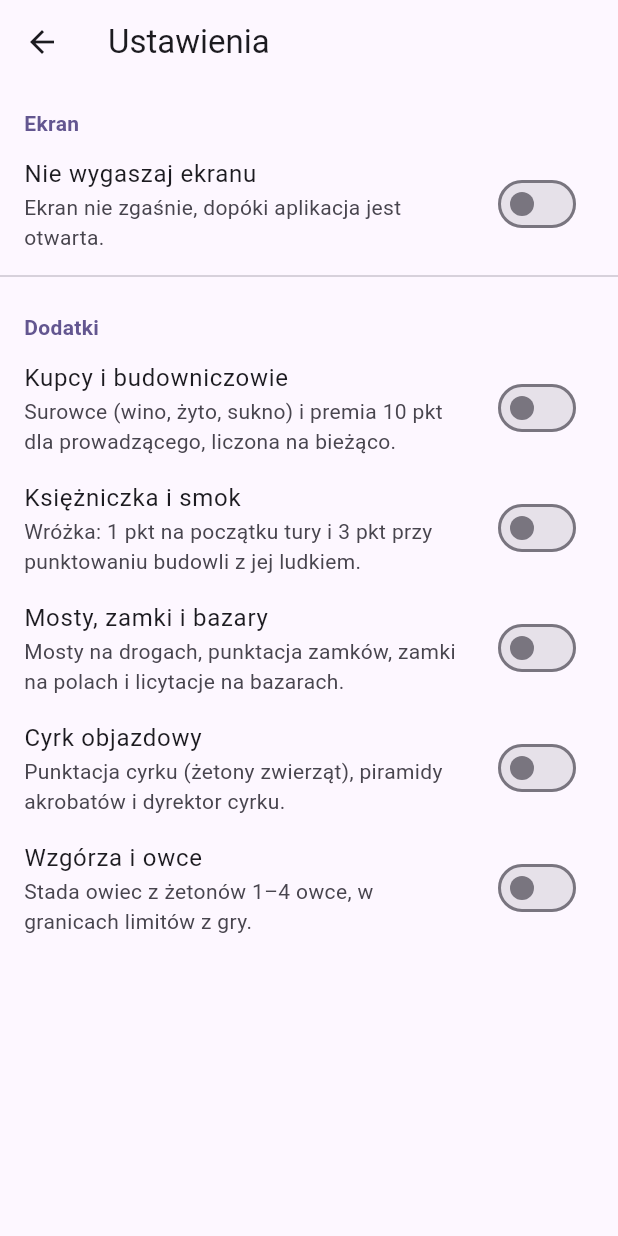
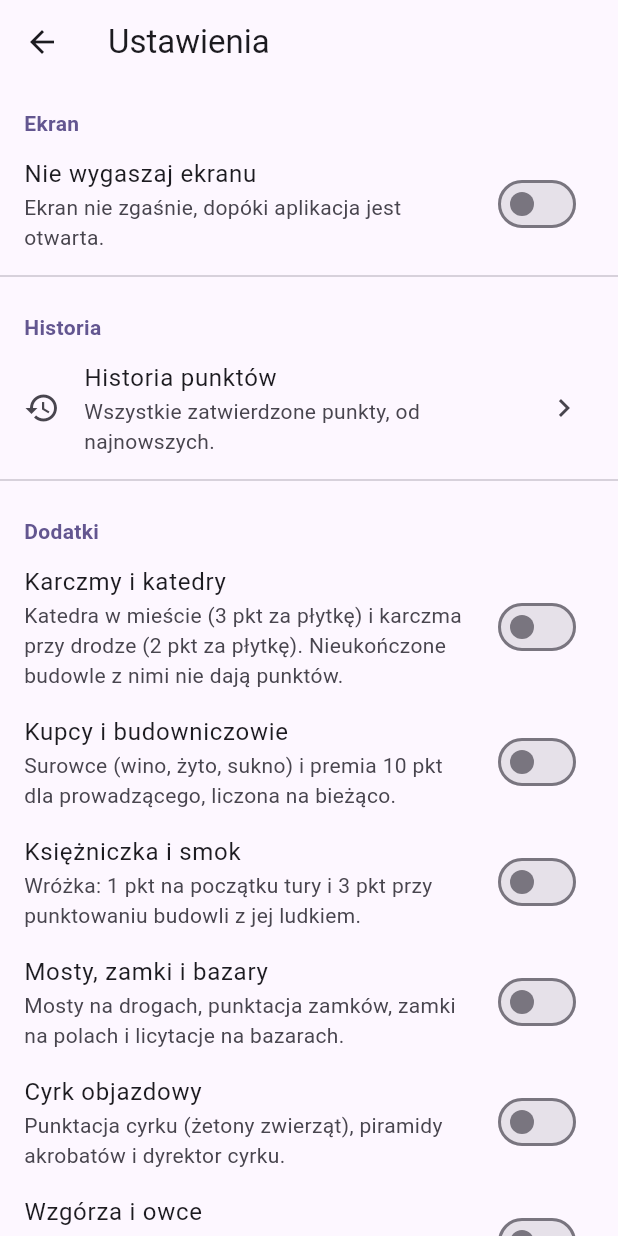
Before and after one commit to WGFizban/CC_NEW, a Flutter app: the SettingsScreen screen opened directly with empty values, on a phone screen of 412 x 824 dp. Run offline on Flutter 3.47's test engine with Material 3 defaults, Android fonts, the phone set to English and light mode, and no system bars; our stand-ins replace flutter_colorpicker, flutter_svg, shared_preferences, wakelock_plus; accounts and stored records are empty.

Commit message:
Dodatek Karczmy i katedry, historia punktów, zielona fajka, uproszczone surowce
- Expansion.innsCathedrals: katedra i karczma tylko przy włączonym dodatku,
  bez opcji "nieukończone" (takie punkty się nie dopisują)
- surowce: bez "+10" na odznakach i bez drugiej linijki z punktami na liście
- fajka zatwierdzająca w kolorze zielonym
- trwała historia punktów (HistoryEntry/HistoryStorage) i ekran historii
  w ustawieniach; cofnięcie usuwa wpis, nowa gra czyści historię
- testy: migracja ustawień, historia

Co-Authored-By: Claude Sonnet 5.5 <noreply@anthropic.com>
Claude-Session: https://claude.ai/code/session_01P2QWxkXWwGKiSLABjDzL2r

```diff
--- a/lib/models/expansion.dart
+++ b/lib/models/expansion.dart
@@ -1,5 +1,10 @@
 /// Dodatki do gry obsługiwane przez aplikację.
 enum Expansion {
+  innsCathedrals(
+    'Karczmy i katedry',
+    'Katedra w mieście (3 pkt za płytkę) i karczma przy drodze '
+        '(2 pkt za płytkę). Nieukończone budowle z nimi nie dają punktów.',
+  ),
   tradersBuilders(
     'Kupcy i budowniczowie',
     'Surowce (wino, żyto, sukno) i premia 10 pkt dla prowadzącego, '
--- /dev/null
+++ b/lib/models/history_entry.dart
@@ -0,0 +1,49 @@
+import 'score_event.dart';
+
+/// Wpis w trwałej historii punktów: co i kiedy zostało zatwierdzone.
+class HistoryEntry {
+  /// Unikalny numer wpisu (czas zatwierdzenia w mikrosekundach).
+  final int id;
+  final DateTime time;
+  final String label;
+
+  /// Zmiany po graczach, np. „Ala: +12 pkt, Wino ×1".
+  final List<String> lines;
+
+  const HistoryEntry({
+    required this.id,
+    required this.time,
+    required this.label,
+    this.lines = const [],
+  });
+
+  factory HistoryEntry.fromEvent(ScoreEvent event, {DateTime? now}) {
+    final time = now ?? DateTime.now();
+    return HistoryEntry(
+      id: time.microsecondsSinceEpoch,
+      time: time,
+      label: event.label,
+      lines: [
+        for (final c in event.changes)
+          '${c.player.name}: ${[
+            if (c.points != 0) '${c.points > 0 ? '+' : ''}${c.points} pkt',
+            for (final g in c.goods.entries) '${g.key.displayName} ×${g.value}',
+          ].join(', ')}',
+      ],
+    );
+  }
+
+  Map<String, dynamic> toJson() => {
+    'id': id,
+    'time': time.millisecondsSinceEpoch,
+    'label': label,
+    'lines': lines,
+  };
+
+  factory HistoryEntry.fromJson(Map<String, dynamic> json) => HistoryEntry(
+    id: json['id'] as int,
+    time: DateTime.fromMillisecondsSinceEpoch(json['time'] as int),
+    label: json['label'] as String,
+    lines: [for (final l in (json['lines'] as List? ?? const [])) l as String],
+  );
+}
--- a/lib/screens/add_points_screen.dart
+++ b/lib/screens/add_points_screen.dart
@@ -206,14 +206,22 @@ class _AddPointsScreenState extends State<AddPointsScreen> {
             _valueBox('Płytki', _tiles, _Field.tiles),
             _valueBox('Sztandary', _banners, _Field.banners),
           ]),
+          if (_has(Expansion.innsCathedrals))
             _check(
               'Katedra',
               _bonus,
-            (v) => _bonus = v,
+              (v) {
+                _bonus = v;
+                // Nieukończone miasto z katedrą nie daje punktów, więc
+                // takiego punktowania po prostu się nie dopisuje.
+                if (v) _completed = true;
+              },
               hint:
                   'Miasto z katedrą: 3 pkt za płytkę i sztandar. '
-                'Nieukończone miasto z katedrą nie daje punktów.',
+                  'Nieukończone miasto z katedrą nie daje punktów, '
+                  'więc nie ma czego dopisywać.',
             ),
+          if (!_bonus)
             _check('Ukończone miasto', _completed, (v) => _completed = v),
         ];
 
@@ -230,17 +238,18 @@ class _AddPointsScreenState extends State<AddPointsScreen> {
                   'tylko raz. Wpisz tu tylko te płytki z mostem, których '
                   'nie wliczyłeś w „Płytkach".',
             ),
+          // Bez karczmy ukończona i nieukończona droga liczą się tak samo,
+          // a nieukończona z karczmą nie daje punktów (nie dopisujemy jej).
+          if (_has(Expansion.innsCathedrals))
             _check(
               'Karczma',
               _bonus,
               (v) => _bonus = v,
               hint:
                   'Droga z karczmą: 2 pkt za płytkę. '
-                'Nieukończona droga z karczmą nie daje punktów.',
+                  'Nieukończona droga z karczmą nie daje punktów, '
+                  'więc nie ma czego dopisywać.',
             ),
-          // Bez karczmy ukończona i nieukończona droga liczą się tak samo.
-          if (_bonus)
-            _check('Ukończona droga', _completed, (v) => _completed = v),
         ];
 
       case ScoringType.cloister:
--- a/lib/screens/settings_screen.dart
+++ b/lib/screens/settings_screen.dart
@@ -1,6 +1,8 @@
 import 'package:flutter/material.dart';
 
 import '../models/expansion.dart';
+import '../models/history_entry.dart';
+import 'history_screen.dart';
 
 /// Ustawienia aplikacji: ekran i dodatki. Zmiany są zgłaszane od razu przez
 /// [onChanged], a ekran tylko pokazuje przełączniki.
@@ -9,11 +11,17 @@ class SettingsScreen extends StatefulWidget {
   final bool keepScreenOn;
   final void Function(Set<Expansion> expansions, bool keepScreenOn) onChanged;
 
+  /// Historia zatwierdzonych punktów i jej czyszczenie.
+  final List<HistoryEntry> history;
+  final VoidCallback onClearHistory;
+
   const SettingsScreen({
     super.key,
     required this.expansions,
     required this.keepScreenOn,
     required this.onChanged,
+    required this.history,
+    required this.onClearHistory,
   });
 
   @override
@@ -59,6 +67,23 @@ class _SettingsScreenState extends State<SettingsScreen> {
             },
           ),
           const Divider(),
+          _header('Historia'),
+          ListTile(
+            leading: const Icon(Icons.history),
+            title: const Text('Historia punktów'),
+            subtitle: const Text('Wszystkie zatwierdzone punkty, od najnowszych.'),
+            trailing: const Icon(Icons.chevron_right),
+            onTap: () => Navigator.push<void>(
+              context,
+              MaterialPageRoute(
+                builder: (_) => HistoryScreen(
+                  entries: widget.history,
+                  onClear: widget.onClearHistory,
+                ),
+              ),
+            ),
+          ),
+          const Divider(),
           _header('Dodatki'),
           for (final e in Expansion.values)
             SwitchListTile(
--- a/lib/services/settings_storage.dart
+++ b/lib/services/settings_storage.dart
@@ -35,10 +35,12 @@ class SettingsStorage {
   static const _keepScreenOnKey = 'keep_screen_on';
 
   /// Dodatki znane, zanim zaczęliśmy zapisywać listę „widzianych". Wróżka
-  /// była wtedy częścią gry podstawowej, więc po aktualizacji ma być włączona.
+  /// oraz katedra z karczmą były wtedy częścią gry podstawowej, więc po
+  /// aktualizacji mają być włączone.
   static final _legacyExpansions = {
     for (final e in Expansion.values)
-      if (e != Expansion.princessDragon) e.name,
+      if (e != Expansion.princessDragon && e != Expansion.innsCathedrals)
+        e.name,
   };
 
   Future<GameSettings> load() async {
--- a/lib/widgets/goods_widgets.dart
+++ b/lib/widgets/goods_widgets.dart
@@ -73,7 +73,7 @@ class GoodsCounters extends StatelessWidget {
   }
 }
 
-/// Surowce gracza w wierszu; te, w których prowadzi (premia +10), są wyróżnione.
+/// Surowce gracza w wierszu; te, w których prowadzi, są wyróżnione.
 class GoodsBadges extends StatelessWidget {
   final Player player;
   final List<Player> players;
@@ -127,7 +127,7 @@ class _GoodsBadge extends StatelessWidget {
           GameIcon(goods.iconAsset, size: 20),
           const SizedBox(width: 4),
           Text(
-            leading ? '$count · +$kGoodsBonus' : '$count',
+            '$count',
             style: const TextStyle(fontWeight: FontWeight.bold),
           ),
         ],
```
Also changed, not shown: lib/screens/history_screen.dart (added, +80 -0 lines), lib/screens/players_screen.dart (+29 -5 lines), lib/services/history_storage.dart (added, +36 -0 lines), lib/widgets/confirm_action.dart (+7 -1 lines), 2 other files. Lines whose indentation alone changed are shown as unchanged.
